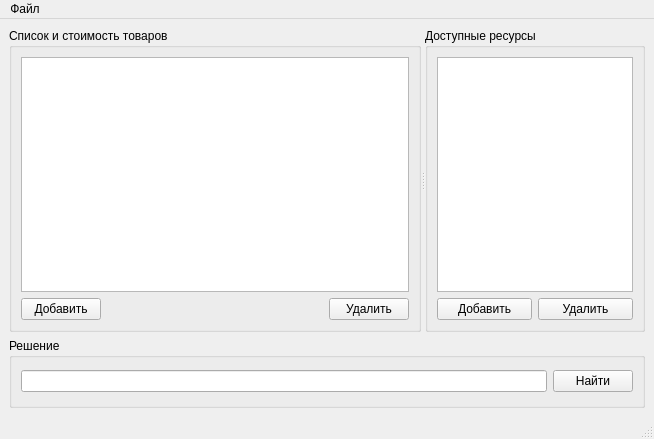
The window that forms/mainwindow.ui (vnetserg/GenAlg) describes before a commit, drawn with Qt 5.
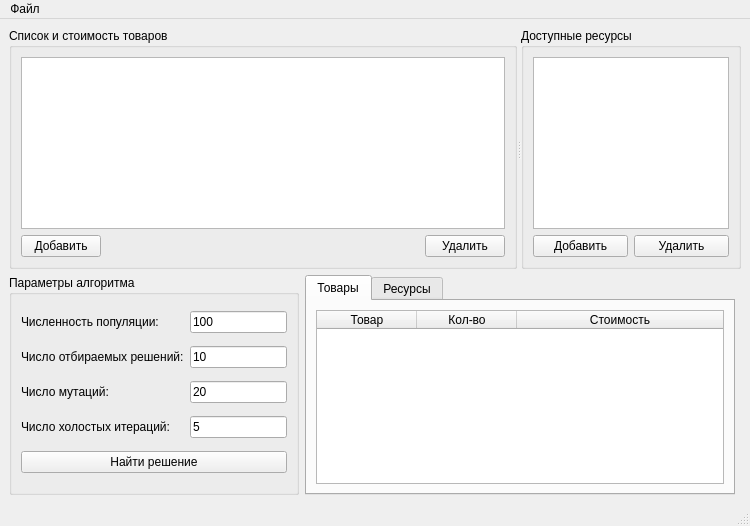
The same window after the commit.

Diff of the .ui file:
```diff
--- a/forms/mainwindow.ui
+++ b/forms/mainwindow.ui
@@ -6,16 +6,112 @@
    <rect>
     <x>0</x>
     <y>0</y>
-    <width>654</width>
-    <height>439</height>
+    <width>750</width>
+    <height>526</height>
    </rect>
   </property>
   <property name="windowTitle">
    <string>Генетический Алгоритм</string>
   </property>
   <widget class="QWidget" name="centralwidget">
-   <layout class="QVBoxLayout" name="verticalLayout_3">
-    <item>
+   <layout class="QGridLayout" name="gridLayout_5">
+    <item row="1" column="0">
+     <widget class="QGroupBox" name="groupBox_4">
+      <property name="minimumSize">
+       <size>
+        <width>0</width>
+        <height>0</height>
+       </size>
+      </property>
+      <property name="maximumSize">
+       <size>
+        <width>290</width>
+        <height>99999</height>
+       </size>
+      </property>
+      <property name="title">
+       <string>Параметры алгоритма</string>
+      </property>
+      <layout class="QGridLayout" name="gridLayout_4">
+       <item row="3" column="0">
+        <widget class="QLabel" name="label_4">
+         <property name="text">
+          <string>Число холостых итераций:</string>
+         </property>
+        </widget>
+       </item>
+       <item row="1" column="1">
+        <widget class="QLineEdit" name="choosesizeEdit">
+         <property name="inputMask">
+          <string/>
+         </property>
+         <property name="text">
+          <string>10</string>
+         </property>
+        </widget>
+       </item>
+       <item row="1" column="0">
+        <widget class="QLabel" name="label_2">
+         <property name="text">
+          <string>Число отбираемых решений:</string>
+         </property>
+        </widget>
+       </item>
+       <item row="2" column="1">
+        <widget class="QLineEdit" name="mutsizeEdit">
+         <property name="inputMask">
+          <string/>
+         </property>
+         <property name="text">
+          <string>20</string>
+         </property>
+        </widget>
+       </item>
+       <item row="0" column="1">
+        <widget class="QLineEdit" name="popsizeEdit">
+         <property name="inputMask">
+          <string/>
+         </property>
+         <property name="text">
+          <string>100</string>
+         </property>
+        </widget>
+       </item>
+       <item row="0" column="0">
+        <widget class="QLabel" name="label">
+         <property name="text">
+          <string>Численность популяции:</string>
+         </property>
+        </widget>
+       </item>
+       <item row="3" column="1">
+        <widget class="QLineEdit" name="breakEdit">
+         <property name="inputMask">
+          <string/>
+         </property>
+         <property name="text">
+          <string>5</string>
+         </property>
+        </widget>
+       </item>
+       <item row="2" column="0">
+        <widget class="QLabel" name="label_3">
+         <property name="text">
+          <string>Число мутаций:</string>
+         </property>
+        </widget>
+       </item>
+       <item row="4" column="0" colspan="2">
+        <widget class="QPushButton" name="findSolutionButton">
+         <property name="text">
+          <string>Найти решение</string>
+         </property>
+        </widget>
+       </item>
+      </layout>
+     </widget>
+    </item>
+    <item row="0" column="0" colspan="3">
      <widget class="QSplitter" name="splitter">
       <property name="orientation">
        <enum>Qt::Horizontal</enum>
@@ -121,33 +217,81 @@
       </widget>
      </widget>
     </item>
-    <item>
-     <widget class="QGroupBox" name="groupBox_3">
-      <property name="maximumSize">
-       <size>
-        <width>16777215</width>
-        <height>70</height>
-       </size>
+    <item row="1" column="1">
+     <widget class="QTabWidget" name="resResultTable">
+      <property name="currentIndex">
+       <number>0</number>
       </property>
-      <property name="title">
-       <string>Решение</string>
-      </property>
-      <layout class="QHBoxLayout" name="horizontalLayout">
-       <item>
-        <widget class="QLineEdit" name="solutionEdit">
-         <property name="readOnly">
-          <bool>true</bool>
-         </property>
-        </widget>
-       </item>
-       <item>
-        <widget class="QPushButton" name="findSolutionButton">
-         <property name="text">
-          <string>Найти</string>
-         </property>
-        </widget>
-       </item>
-      </layout>
+      <widget class="QWidget" name="goodsTab">
+       <attribute name="title">
+        <string>Товары</string>
+       </attribute>
+       <layout class="QGridLayout" name="gridLayout_3">
+        <item row="0" column="0">
+         <widget class="QTableWidget" name="goodResultTable">
+          <property name="editTriggers">
+           <set>QAbstractItemView::NoEditTriggers</set>
+          </property>
+          <attribute name="horizontalHeaderStretchLastSection">
+           <bool>true</bool>
+          </attribute>
+          <attribute name="verticalHeaderVisible">
+           <bool>false</bool>
+          </attribute>
+          <column>
+           <property name="text">
+            <string>Товар</string>
+           </property>
+          </column>
+          <column>
+           <property name="text">
+            <string>Кол-во</string>
+           </property>
+          </column>
+          <column>
+           <property name="text">
+            <string>Стоимость</string>
+           </property>
+          </column>
+         </widget>
+        </item>
+       </layout>
+      </widget>
+      <widget class="QWidget" name="resTab">
+       <attribute name="title">
+        <string>Ресурсы</string>
+       </attribute>
+       <layout class="QGridLayout" name="gridLayout_7">
+        <item row="0" column="0">
+         <widget class="QTableWidget" name="resResultTable_2">
+          <property name="editTriggers">
+           <set>QAbstractItemView::NoEditTriggers</set>
+          </property>
+          <attribute name="horizontalHeaderStretchLastSection">
+           <bool>true</bool>
+          </attribute>
+          <attribute name="verticalHeaderVisible">
+           <bool>false</bool>
+          </attribute>
+          <column>
+           <property name="text">
+            <string>Ресурс</string>
+           </property>
+          </column>
+          <column>
+           <property name="text">
+            <string>Затраты</string>
+           </property>
+          </column>
+          <column>
+           <property name="text">
+            <string>Остаток</string>
+           </property>
+          </column>
+         </widget>
+        </item>
+       </layout>
+      </widget>
      </widget>
     </item>
    </layout>
@@ -157,7 +301,7 @@
     <rect>
      <x>0</x>
      <y>0</y>
-     <width>654</width>
+     <width>750</width>
      <height>29</height>
     </rect>
    </property>
```
Left out of the diff: 8 changed lines with no effect on the pictures.
